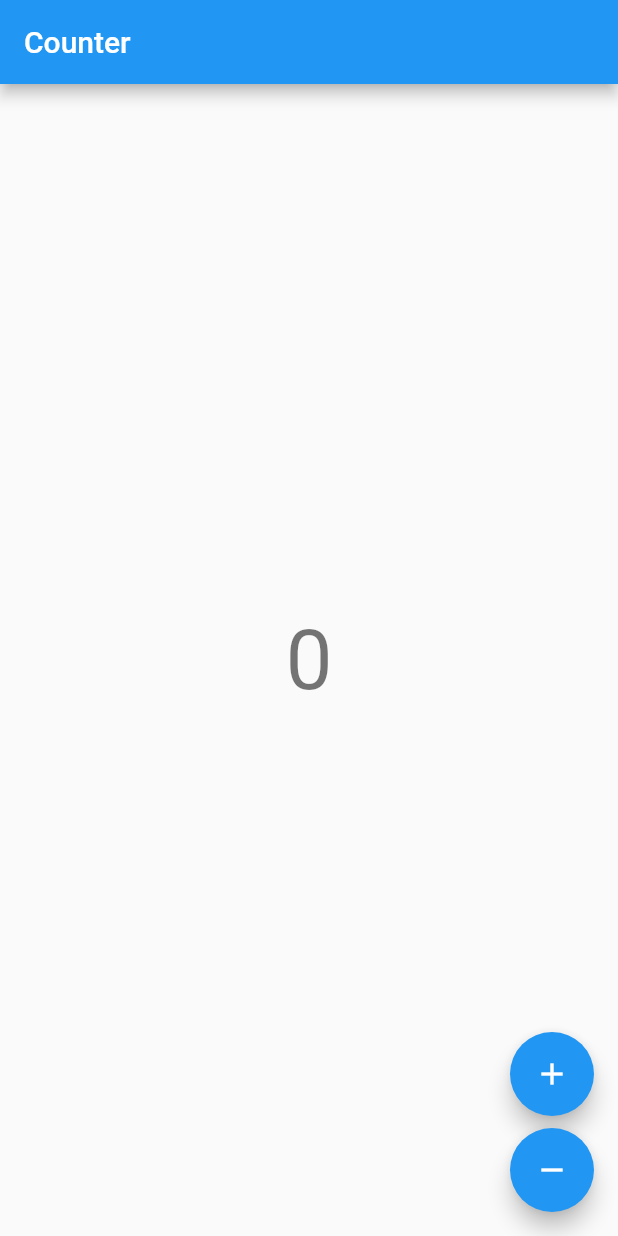
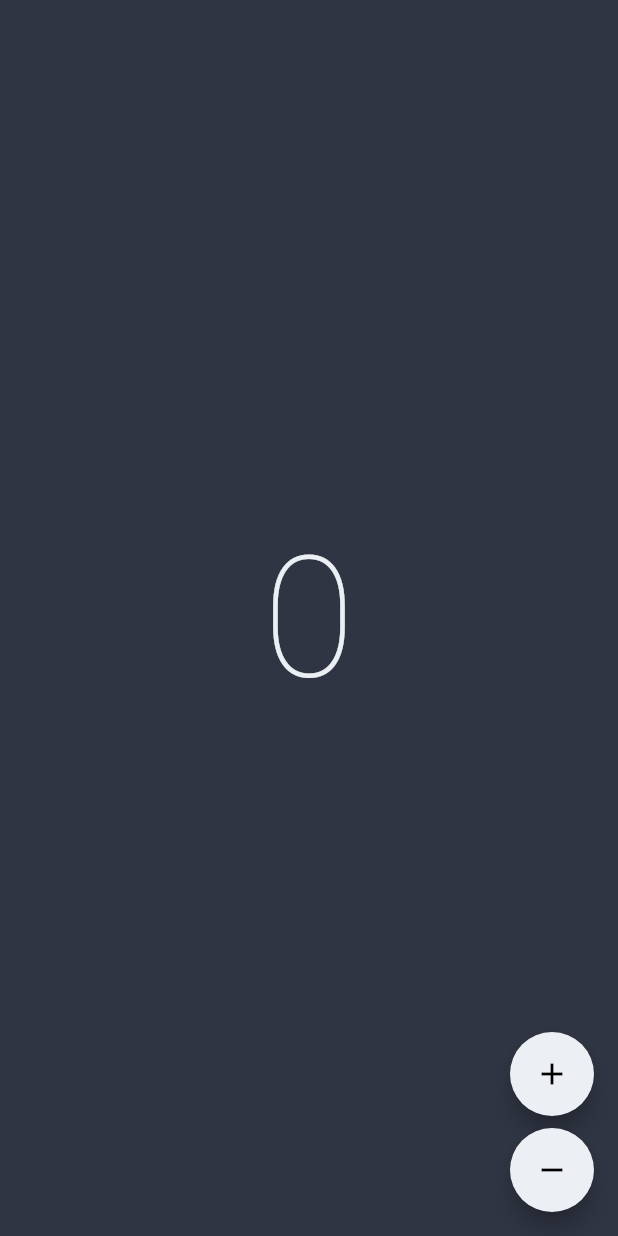
Before and after one commit to brenobattaglin/counter, a Flutter app: the screen it shows after launch, on a phone screen of 412 x 824 dp. Run offline on Flutter 3.47's test engine with Material 2 defaults, Android fonts, the phone set to English and light mode, and no system bars; our stand-ins replace bloc, flutter_bloc.

Commit message:
Create theme

```diff
--- a/lib/app.dart
+++ b/lib/app.dart
@@ -4,4 +4,25 @@ import 'counter/counter.dart';
 
 class CounterApp extends MaterialApp {
   const CounterApp({Key? key}) : super(key: key, home: const CounterPage());
+
+  @override
+  String get title => 'Counter';
+
+  @override
+  ThemeData? get theme => ThemeData.dark().copyWith(
+        textTheme: const TextTheme().copyWith(
+          headline1: const TextStyle(
+            color: Color(0xffeceff4),
+          ),
+        ),
+        scaffoldBackgroundColor: const Color(0xff2F3543),
+        appBarTheme: const AppBarTheme(
+          color: Colors.transparent,
+          elevation: 0,
+        ),
+        primaryColor: const Color(0xff2F3543),
+        floatingActionButtonTheme: const FloatingActionButtonThemeData(
+          backgroundColor: Color(0xffeceff4),
+        ),
+      );
 }
--- a/lib/counter/presentation/counter_view.dart
+++ b/lib/counter/presentation/counter_view.dart
@@ -8,11 +8,10 @@ class CounterView extends StatelessWidget {
   Widget build(BuildContext context) {
     final textTheme = Theme.of(context).textTheme;
     return Scaffold(
-      appBar: AppBar(title: const Text('Counter')),
       body: Center(
         child: BlocBuilder<CounterCubit, int>(
           builder: (context, state) {
-            return Text('$state', style: textTheme.headline2);
+            return Text('$state', style: textTheme.headline1);
           },
         ),
       ),
```
